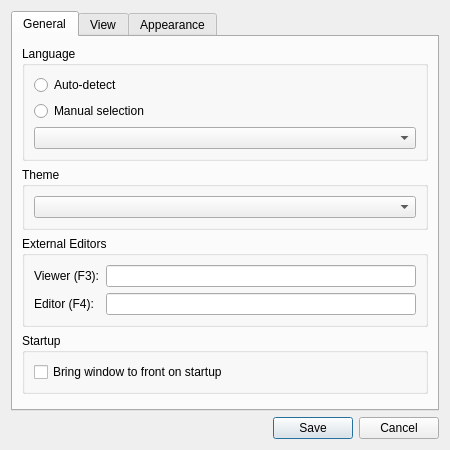
Old version of the form ui/settings_dialog.ui in the repository dawciobiel/QuickFile.
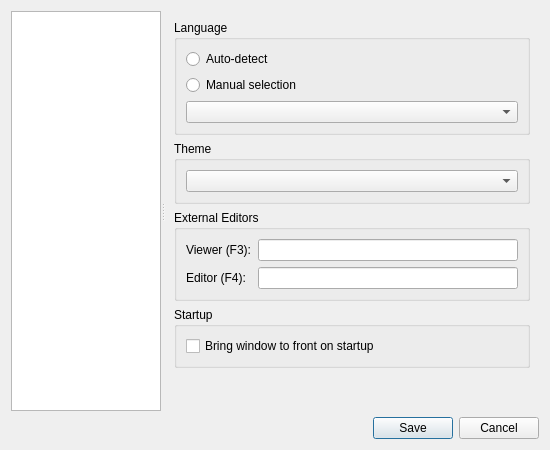
New version of the form.

Commit message: Feat: Reorganize settings dialog into a tree-based layout

The edit to the form file:
```diff
--- a/ui/settings_dialog.ui
+++ b/ui/settings_dialog.ui
@@ -6,7 +6,7 @@
             <rect>
                 <x>0</x>
                 <y>0</y>
-                <width>450</width>
+    <width>550</width>
                 <height>450</height>
             </rect>
         </property>
@@ -15,14 +15,23 @@
         </property>
         <layout class="QVBoxLayout" name="verticalLayout">
             <item>
-                <widget class="QTabWidget" name="tabWidget">
+    <widget class="QSplitter" name="splitter">
+     <property name="orientation">
+      <enum>Qt::Horizontal</enum>
+     </property>
+     <widget class="QTreeView" name="category_tree">
+      <property name="maximumSize">
+       <size>
+        <width>150</width>
+        <height>16777215</height>
+       </size>
+      </property>
+     </widget>
+     <widget class="QStackedWidget" name="stackedWidget">
                     <property name="currentIndex">
                         <number>0</number>
                     </property>
-                    <widget class="QWidget" name="general_tab">
-                        <attribute name="title">
-                            <string>General</string>
-                        </attribute>
+      <widget class="QWidget" name="general_page">
                         <layout class="QVBoxLayout" name="verticalLayout_2">
                             <item>
                                 <widget class="QGroupBox" name="language_group">
@@ -122,10 +131,7 @@
                             </item>
                         </layout>
                     </widget>
-                    <widget class="QWidget" name="view_tab">
-                        <attribute name="title">
-                            <string>View</string>
-                        </attribute>
+      <widget class="QWidget" name="view_page">
                         <layout class="QVBoxLayout" name="verticalLayout_5">
                             <item>
                                 <widget class="QGroupBox" name="dot_files_group">
@@ -204,10 +210,7 @@
                             </item>
                         </layout>
                     </widget>
-                    <widget class="QWidget" name="appearance_tab">
-                        <attribute name="title">
-                            <string>Appearance</string>
-                        </attribute>
+      <widget class="QWidget" name="appearance_page">
                         <layout class="QVBoxLayout" name="verticalLayout_9">
                             <item>
                                 <widget class="QGroupBox" name="insert_selection_group">
@@ -296,6 +299,7 @@
                         </layout>
                     </widget>
                 </widget>
+    </widget>
             </item>
             <item>
                 <widget class="QDialogButtonBox" name="buttonBox">
```
Left out of the diff: 35 changed lines with no effect on the pictures. Lines whose indentation alone changed are shown as unchanged. The commit also changes 2 other files.
